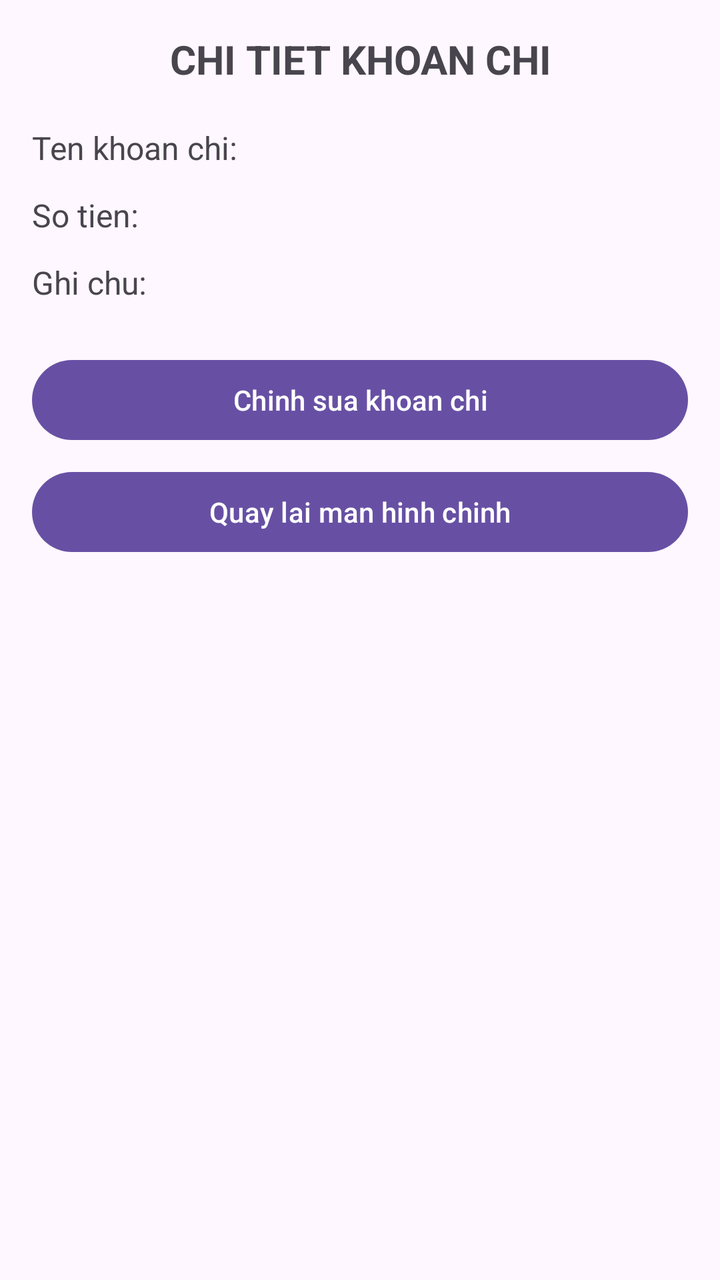
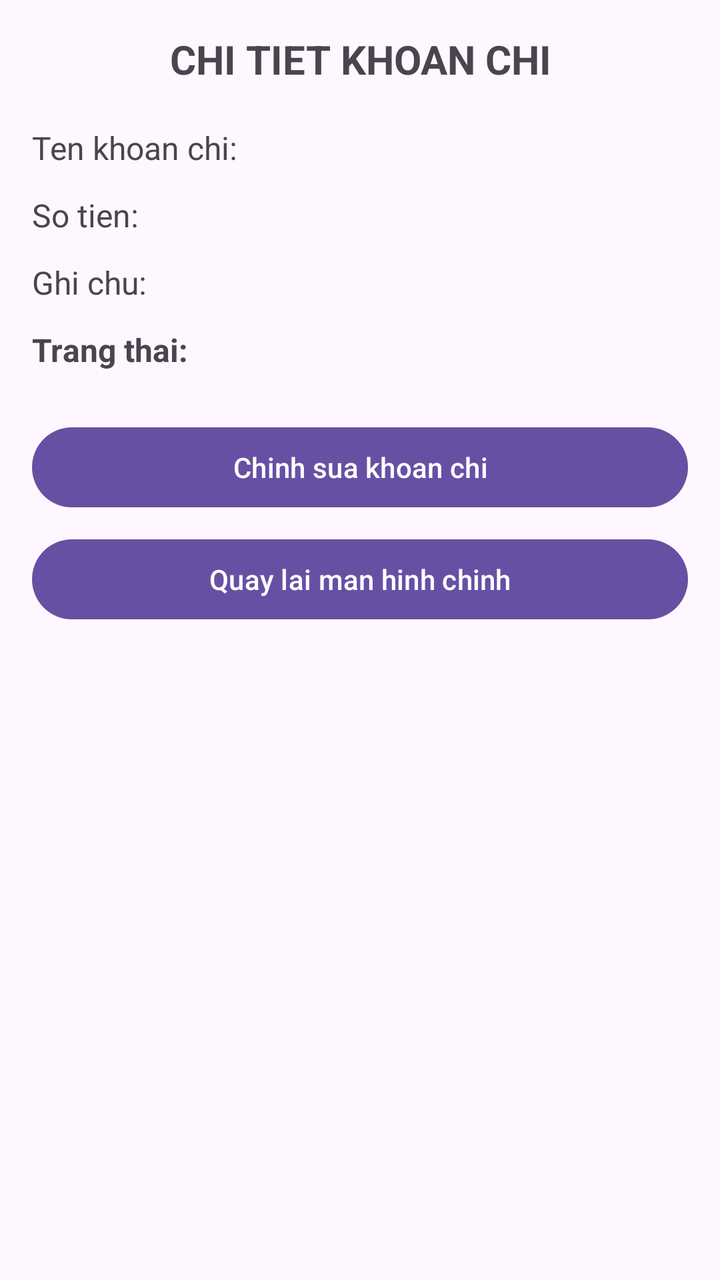

Two renders of the same Android screen: before a commit and after it. Below are the layout's source before the change and the commit's diff.
<!-- AndroidManifest.xml: application theme Theme.TestKTGK -->
<!-- res/layout/activity_chi_tiet_chi_tieu.xml -->
<?xml version="1.0" encoding="utf-8"?>
<LinearLayout xmlns:android="http://schemas.android.com/apk/res/android"
    android:layout_width="match_parent"
    android:layout_height="match_parent"
    android:orientation="vertical"
    android:padding="16dp">

    <TextView
        android:layout_width="match_parent"
        android:layout_height="wrap_content"
        android:text="CHI TIET KHOAN CHI"
        android:textSize="20sp"
        android:textStyle="bold"
        android:gravity="center"
        android:paddingBottom="20dp" />

    <TextView
        android:id="@+id/tvHienThiTen_226"
        android:layout_width="match_parent"
        android:layout_height="wrap_content"
        android:text="Ten khoan chi: "
        android:textSize="16sp"
        android:layout_marginBottom="12dp" />

    <TextView
        android:id="@+id/tvHienThiSoTien_226"
        android:layout_width="match_parent"
        android:layout_height="wrap_content"
        android:text="So tien: "
        android:textSize="16sp"
        android:layout_marginBottom="12dp" />

    <TextView
        android:id="@+id/tvHienThiGhiChu_226"
        android:layout_width="match_parent"
        android:layout_height="wrap_content"
        android:text="Ghi chu: "
        android:textSize="16sp"
        android:layout_marginBottom="24dp" />

    <Button
        android:id="@+id/btnChinhSua_226"
        android:layout_width="match_parent"
        android:layout_height="wrap_content"
        android:text="Chinh sua khoan chi" />

    <Button
        android:id="@+id/btnQuayLai_226"
        android:layout_width="match_parent"
        android:layout_height="wrap_content"
        android:layout_marginTop="8dp"
        android:text="Quay lai man hinh chinh" />

</LinearLayout>
<!-- resources referenced by this layout -->
<resources>
  <style name="Theme.TestKTGK" parent="Base.Theme.TestKTGK" />
  <style name="Base.Theme.TestKTGK" parent="Theme.Material3.DayNight.NoActionBar">
          
          
      </style>
</resources>

<!-- the commit's change to res/layout/activity_chi_tiet_chi_tieu.xml (unified diff, before → after) -->
@@ -36,6 +36,15 @@
         android:layout_height="wrap_content"
         android:text="Ghi chu: "
         android:textSize="16sp"
+        android:layout_marginBottom="12dp" />
+
+    <TextView
+        android:id="@+id/tvHienThiTrangThai_226"
+        android:layout_width="match_parent"
+        android:layout_height="wrap_content"
+        android:text="Trang thai: "
+        android:textSize="16sp"
+        android:textStyle="bold"
         android:layout_marginBottom="24dp" />
 
     <Button
